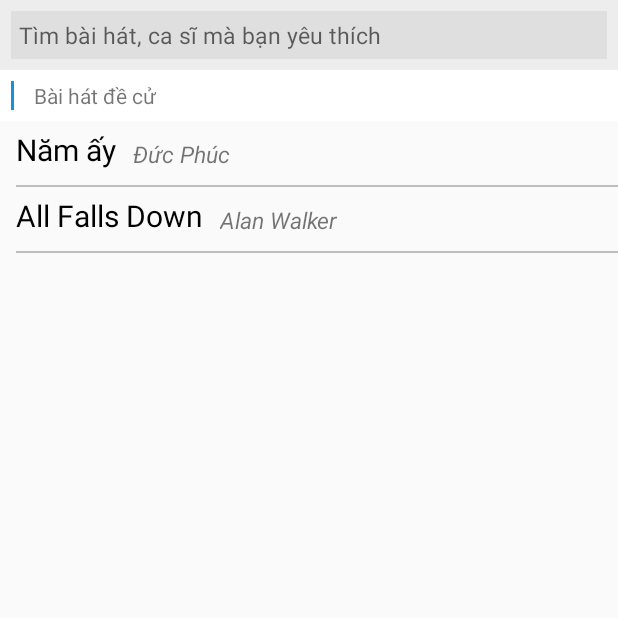
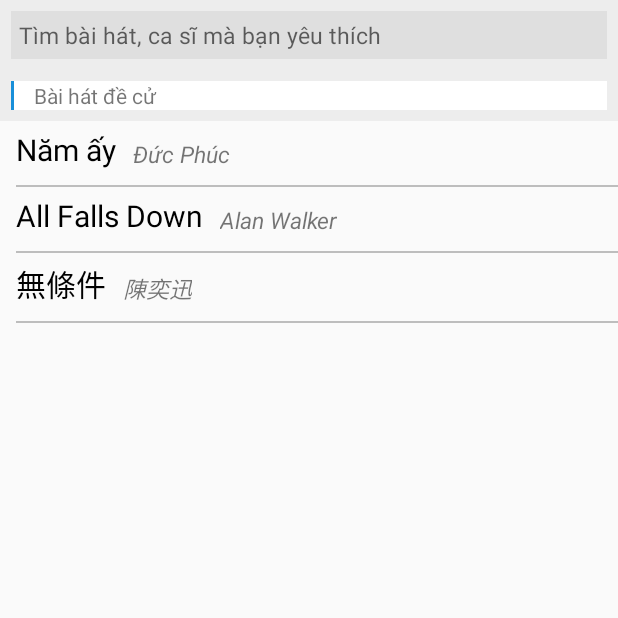
Before and after one commit to kienhao127/LyricKaraokeTalk, an Android app: the SongListActivity screen opened directly, with no data from a screen before it, on a phone screen of 412 x 824 dp, the top half of it. Run offline under Robolectric (Android 15) with nearby library versions, the phone set to English and light mode, and no system bars.

Commit message:
On off music, lyric
On off music, lyric

```diff
--- a/app/src/main/java/com/example/cpu11341_local/lyrickaraoketalk/SongListActivity.java
+++ b/app/src/main/java/com/example/cpu11341_local/lyrickaraoketalk/SongListActivity.java
@@ -26,6 +26,7 @@ public class SongListActivity extends AppCompatActivity {
         songs = new ArrayList<>();
         songs.add(new Song("Năm ấy", "Đức Phúc", R.raw.namay_ducphuc, R.raw.namay));
         songs.add(new Song("All Falls Down", "Alan Walker", R.raw.allfallsdown_alanwalker, R.raw.allfallsdown));
+        songs.add(new Song("無條件", "陳奕迅", R.raw.vodieukien_trandichtan, R.raw.vodieukien));
 
         songListRecyclerView = (RecyclerView) findViewById(R.id.songList);
         layoutManager = new LinearLayoutManager(getApplicationContext());
@@ -38,8 +39,8 @@ public class SongListActivity extends AppCompatActivity {
             public void onItemClick(View view, int position) {
                 Intent intent = new Intent(getApplicationContext(), MainActivity.class);
                 intent.addFlags(Intent.FLAG_ACTIVITY_CLEAR_TOP);
-                intent.putExtra("mp3ID", songs.get(position - 2).getMp3ID());
-                intent.putExtra("lyricID", songs.get(position - 2).getLyricID());
+                intent.putExtra("mp3ID", songs.get(position - 1).getMp3ID());
+                intent.putExtra("lyricID", songs.get(position - 1).getLyricID());
                 startActivity(intent);
             }
         });
--- a/app/src/main/java/com/example/cpu11341_local/lyrickaraoketalk/adapter/SongListAdapter.java
+++ b/app/src/main/java/com/example/cpu11341_local/lyrickaraoketalk/adapter/SongListAdapter.java
@@ -1,6 +1,8 @@
 package com.example.cpu11341_local.lyrickaraoketalk.adapter;
 
 import android.support.v7.widget.RecyclerView;
+import android.text.Editable;
+import android.text.TextWatcher;
 import android.view.LayoutInflater;
 import android.view.View;
 import android.view.ViewGroup;
@@ -35,9 +37,6 @@ public class SongListAdapter extends RecyclerView.Adapter<RecyclerView.ViewHolde
             case 0:{
                 return new SearchBoxHolder(LayoutInflater.from(parent.getContext()).inflate(R.layout.search_box,parent,false));
             }
-            case 1:{
-                return new TitleItemHolder(LayoutInflater.from(parent.getContext()).inflate(R.layout.title_item,parent,false));
-            }
             default:{
                 return new SongItemHolder(LayoutInflater.from(parent.getContext()).inflate(R.layout.song_item,parent,false));
             }
@@ -49,14 +48,10 @@ public class SongListAdapter extends RecyclerView.Adapter<RecyclerView.ViewHolde
         switch (holder.getItemViewType()) {
             case 0:
                 break;
-            case 1:
-                TitleItemHolder titleItemHolder = (TitleItemHolder) holder;
-                titleItemHolder.title.setText("Bài hát đề cử");
-                break;
             default:
                 SongItemHolder songItemHolder = (SongItemHolder) holder;
-                songItemHolder.artistName.setText(songs.get(position - 2).getArtist());
-                songItemHolder.songName.setText(songs.get(position - 2).getName());
+                songItemHolder.artistName.setText(songs.get(position - 1).getArtist());
+                songItemHolder.songName.setText(songs.get(position - 1).getName());
                 break;
         }
     }
@@ -71,24 +66,39 @@ public class SongListAdapter extends RecyclerView.Adapter<RecyclerView.ViewHolde
 
     @Override
     public int getItemCount() {
-        return songs.size() + 2;
+        return songs.size() + 1;
     }
 
     public class SearchBoxHolder extends RecyclerView.ViewHolder {
         EditText searchBox;
+        TextView title;
 
         public SearchBoxHolder(View view){
             super(view);
             searchBox = (EditText) view.findViewById(R.id.searchBox);
-        }
-    }
+            title = (TextView) view.findViewById(R.id.titleItem);
 
-    public class TitleItemHolder extends RecyclerView.ViewHolder {
-        TextView title;
+            searchBox.clearFocus();
+            searchBox.addTextChangedListener(new TextWatcher() {
+                @Override
+                public void beforeTextChanged(CharSequence charSequence, int i, int i1, int i2) {
 
-        public TitleItemHolder(View view){
-            super(view);
-            title = (TextView) view.findViewById(R.id.titleItem);
+                }
+
+                @Override
+                public void onTextChanged(CharSequence charSequence, int i, int i1, int i2) {
+                    if (searchBox.getText().toString().trim().length() > 0){
+                        title.setText("Kết quả tìm kiếm");
+                    } else {
+                        title.setText("Bài hát đề cử");
+                    }
+                }
+
+                @Override
+                public void afterTextChanged(Editable editable) {
+
+                }
+            });
         }
     }
 
--- a/app/src/main/res/layout/search_box.xml
+++ b/app/src/main/res/layout/search_box.xml
@@ -13,4 +13,13 @@
         android:padding="5dp"
         android:hint="Tìm bài hát, ca sĩ mà bạn yêu thích"
         android:textSize="15dp" />
+    <TextView
+        android:id="@+id/titleItem"
+        android:layout_below="@id/searchBox"
+        android:layout_width="match_parent"
+        android:layout_height="wrap_content"
+        android:background="@drawable/border_title"
+        android:text="Bài hát đề cử"
+        android:layout_margin="7dp"
+        android:paddingLeft="15dp"/>
 </RelativeLayout>
--- a/app/src/main/res/layout/title_item.xml
+++ /dev/null
@@ -1,14 +0,0 @@
-<?xml version="1.0" encoding="utf-8"?>
-<RelativeLayout
-    xmlns:android="http://schemas.android.com/apk/res/android" android:layout_width="match_parent"
-    android:layout_height="wrap_content"
-    android:background="#FFF">
-    <TextView
-        android:id="@+id/titleItem"
-        android:layout_width="wrap_content"
-        android:layout_height="wrap_content"
-        android:background="@drawable/border_title"
-        android:text="Ca khúc đề nghị"
-        android:layout_margin="7dp"
-        android:paddingLeft="15dp"/>
-</RelativeLayout>
```
Also changed, not shown: app/src/main/java/com/example/cpu11341_local/lyrickaraoketalk/MainActivity.java (+86 -15 lines), app/src/main/java/com/example/cpu11341_local/lyrickaraoketalk/myview/LyricView.java (+11 -8 lines), app/src/main/res/anim/rotate.xml (added, +11 -0 lines), app/src/main/res/anim/scale.xml (added, +12 -0 lines), app/src/main/res/drawable/round_background.xml (added, +13 -0 lines), app/src/main/res/layout/activity_main.xml (+51 -2 lines), app/src/main/res/drawable/karaoke_button.png (added), app/src/main/res/drawable/playing_music.png (added), 2 other files.
